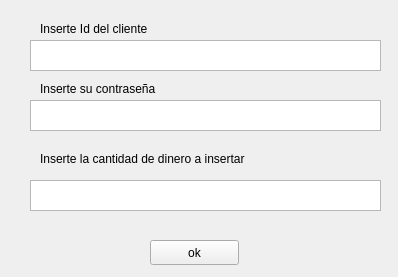
Before: the Qt Designer form Bank/accountdata2.ui in Mrjarkos/2019_1_d3_prc4_CabuyaAlberto_C-rdenasJavier_RoncancioBrayan, drawn with Qt 5.
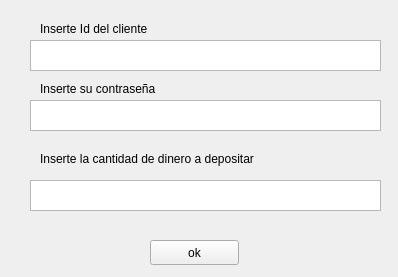
After: the same form once the commit is applied.

Patch:
```diff
--- a/Bank/accountdata2.ui
+++ b/Bank/accountdata2.ui
@@ -82,7 +82,7 @@
     </rect>
    </property>
    <property name="text">
-    <string>Inserte la cantidad de dinero a insertar</string>
+    <string>Inserte la cantidad de dinero a depositar</string>
    </property>
   </widget>
   <widget class="QTextEdit" name="money">
```
